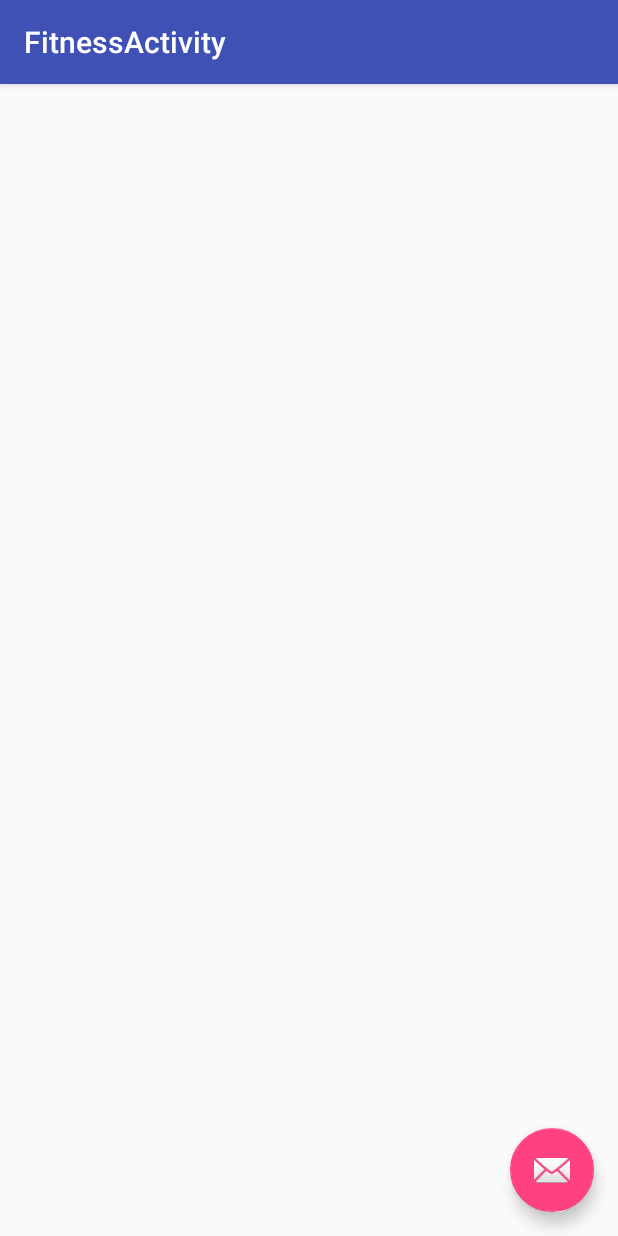
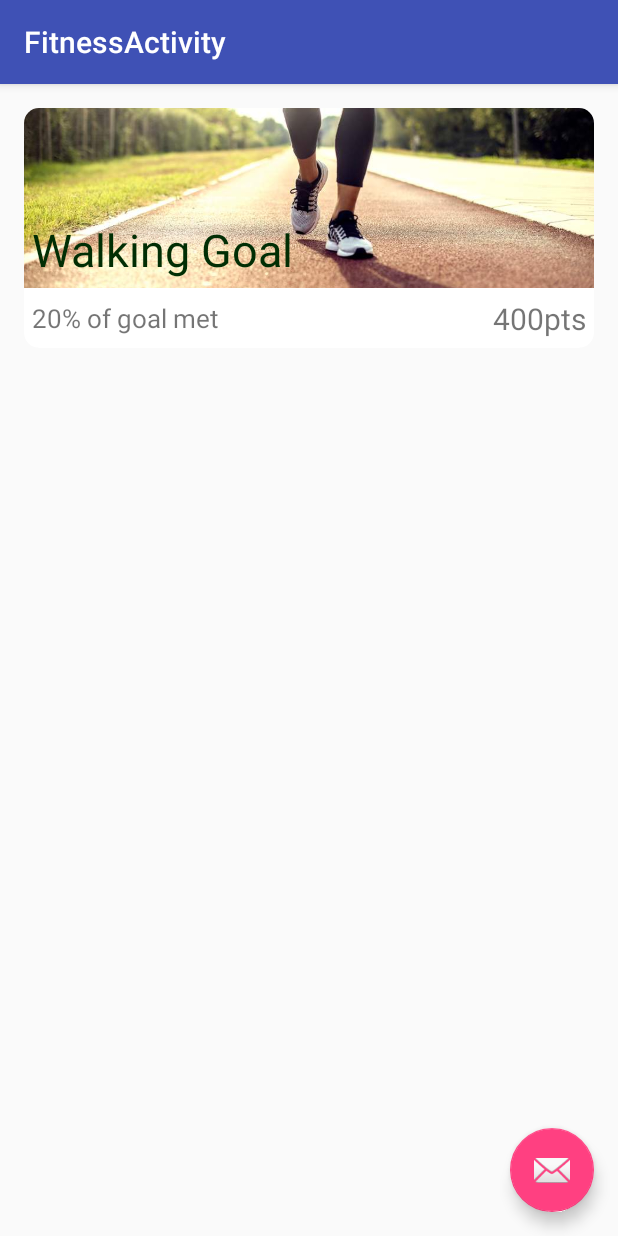
Before and after one commit to chaitanyavp/elixr, an Android app: the FitnessActivity screen opened directly, with no data from a screen before it, on a phone screen of 412 x 824 dp. Run offline under Robolectric (Android 15) with nearby library versions, the phone set to English and light mode, and no system bars.

Commit message:
added two new screens, implementing the pedometer now, TODO: work on firebase integration

```diff
--- a/Android/app/src/main/AndroidManifest.xml
+++ b/Android/app/src/main/AndroidManifest.xml
@@ -19,7 +19,8 @@
         <activity
             android:name=".FitnessActivity"
             android:label="@string/title_activity_fitness"
-            android:theme="@style/AppTheme.NoActionBar"></activity>
+            android:theme="@style/AppTheme.NoActionBar" />
+        <activity android:name=".GoalWalkingActivity"></activity>
     </application>
-
+    <uses-feature android:name="android.hardware.sensor.stepcounter" />
 </manifest>
--- a/Android/app/src/main/java/com/example/isaiah/elixr/FitnessActivity.java
+++ b/Android/app/src/main/java/com/example/isaiah/elixr/FitnessActivity.java
@@ -1,9 +1,11 @@
 package com.example.isaiah.elixr;
 
+import android.content.Intent;
 import android.os.Bundle;
 import android.support.design.widget.FloatingActionButton;
 import android.support.design.widget.Snackbar;
 import android.support.v7.app.AppCompatActivity;
+import android.support.v7.widget.CardView;
 import android.support.v7.widget.Toolbar;
 import android.view.View;
 
@@ -24,6 +26,16 @@ public class FitnessActivity extends AppCompatActivity {
                         .setAction("Action", null).show();
             }
         });
+
+        CardView walkingCard = findViewById(R.id.walking_card);
+
+        walkingCard.setOnClickListener(new View.OnClickListener() {
+            @Override
+            public void onClick(View v) {
+                Intent myIntent = new Intent(FitnessActivity.this, GoalWalkingActivity.class);
+                FitnessActivity.this.startActivity(myIntent);
+            }
+        });
     }
 
 }
--- a/Android/app/src/main/java/com/example/isaiah/elixr/MainActivity.java
+++ b/Android/app/src/main/java/com/example/isaiah/elixr/MainActivity.java
@@ -20,10 +20,9 @@ public class MainActivity extends AppCompatActivity {
             public void onClick(View v) {
 
                 Intent myIntent = new Intent(MainActivity.this, FitnessActivity.class);
-                MainActivity.this.startActivity(myIntent)
+                MainActivity.this.startActivity(myIntent);
                 System.out.println("i touched the fitness card");
             }
         });
     }
-
 }
--- a/Android/app/src/main/res/layout/activity_fitness.xml
+++ b/Android/app/src/main/res/layout/activity_fitness.xml
@@ -20,7 +20,10 @@
 
     </android.support.design.widget.AppBarLayout>
 
-    <include layout="@layout/content_fitness" />
+    <include layout="@layout/content_fitness"/>
+
+
+
 
     <android.support.design.widget.FloatingActionButton
         android:id="@+id/fab"
--- a/Android/app/src/main/res/layout/content_fitness.xml
+++ b/Android/app/src/main/res/layout/content_fitness.xml
@@ -7,4 +7,64 @@
     app:layout_behavior="@string/appbar_scrolling_view_behavior"
     tools:context=".FitnessActivity"
     tools:showIn="@layout/activity_fitness">
+
+    <LinearLayout xmlns:android="http://schemas.android.com/apk/res/android"
+        xmlns:tools="http://schemas.android.com/tools"
+        xmlns:card_view="http://schemas.android.com/apk/res-auto"
+        android:layout_height="match_parent"
+        android:layout_width="match_parent"
+        android:padding="16dp">
+
+        <!-- A CardView that contains a TextView -->
+        <android.support.v7.widget.CardView
+            xmlns:card_view="http://schemas.android.com/apk/res-auto"
+            android:id="@+id/walking_card"
+            android:layout_width="match_parent"
+            android:layout_height="160dp"
+            card_view:cardCornerRadius="10dp">
+
+            <android.support.constraint.ConstraintLayout
+                xmlns:app="http://schemas.android.com/apk/res-auto"
+                android:layout_width="match_parent"
+                android:layout_height="match_parent">
+                <ImageView
+                    android:layout_width="match_parent"
+                    android:layout_height="120dp"
+                    android:id="@+id/walkingImage"
+                    android:src="@drawable/walking"
+                    android:scaleType="centerCrop"/>
+                <TextView
+                    android:id="@+id/info_text"
+                    android:text = "Walking Goal"
+                    android:textColor="@color/cardText"
+                    android:layout_width="match_parent"
+                    android:textSize="30sp"
+                    android:padding="5dp"
+                    app:layout_constraintBottom_toBottomOf="@+id/walkingImage"
+                    android:layout_height="wrap_content" />
+                <TextView
+                    android:layout_height="wrap_content"
+                    android:layout_width="match_parent"
+                    android:textSize="17sp"
+                    android:padding="5dp"
+                    android:text="20% of goal met"
+                    app:layout_constraintBottom_toBottomOf="parent"
+                    app:layout_constraintTop_toBottomOf="@+id/walkingImage"
+                    android:id="@+id/goal_percentage_text"
+                    />
+                <TextView
+                    android:layout_height="wrap_content"
+                    android:layout_width="match_parent"
+                    android:textSize="20sp"
+                    android:padding="5dp"
+                    android:gravity="right"
+                    android:text="400pts"
+                    app:layout_constraintBottom_toBottomOf="parent"
+                    app:layout_constraintTop_toBottomOf="@+id/walkingImage"
+                    android:id="@+id/point_total"
+                    />
+            </android.support.constraint.ConstraintLayout>
+        </android.support.v7.widget.CardView>
+
+    </LinearLayout>
 </android.support.constraint.ConstraintLayout>
--- a/Android/app/src/main/res/values/colors.xml
+++ b/Android/app/src/main/res/values/colors.xml
@@ -3,4 +3,7 @@
     <color name="colorPrimary">#3F51B5</color>
     <color name="colorPrimaryDark">#303F9F</color>
     <color name="colorAccent">#FF4081</color>
+    <color name="cardText">#012e04</color>
+    <color name="textOnGreen">#aaaaaa</color>
+
 </resources>
```
Also changed, not shown: Android/app/src/main/java/com/example/isaiah/elixr/GoalWalkingActivity.java (added, +16 -0 lines), Android/app/src/main/res/drawable/circle.xml (added, +8 -0 lines), Android/app/src/main/res/drawable/rounded_fg.xml (added, +12 -0 lines), Android/app/src/main/res/layout/activity_goal_walking.xml (added, +97 -0 lines), Android/app/src/main/res/drawable/running.jpg (added), Android/app/src/main/res/drawable/walking.jpg (added).
